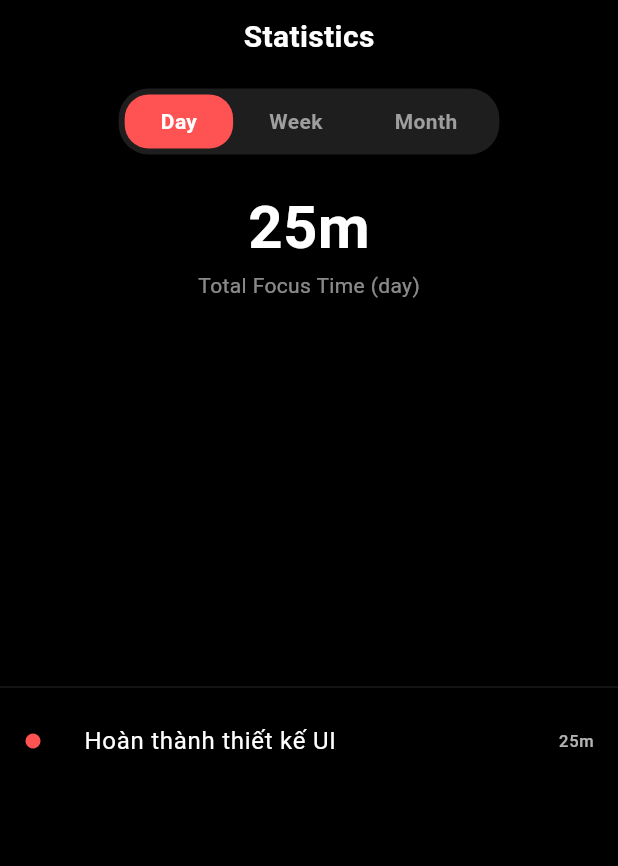
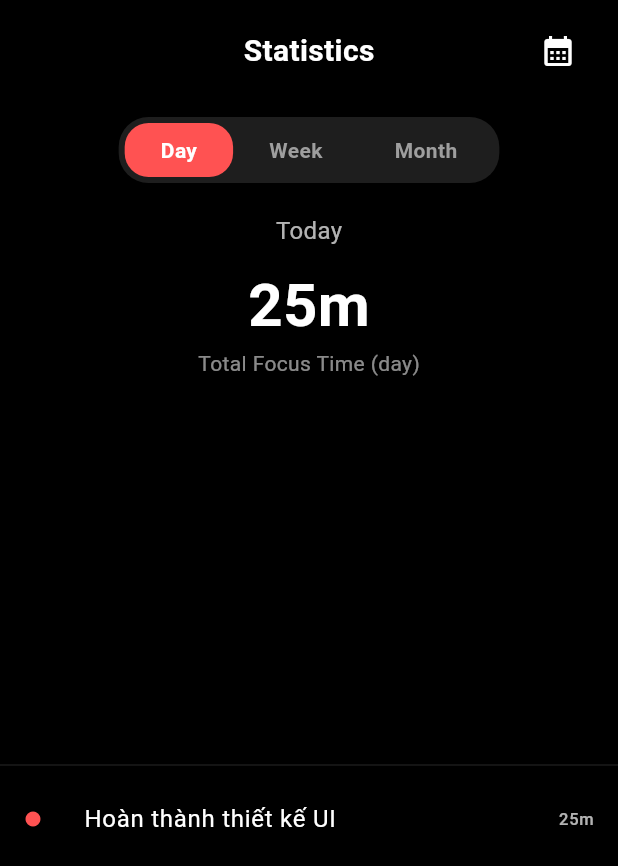
Before and after one commit to Yuki999-coder/Focus_to_do, a Flutter app: the StatsPage screen opened directly, on a phone screen of 412 x 824 dp. Shown: the top 866 px of the screen. Run offline on Flutter 3.47's test engine with Material 3 defaults, Android fonts, the light colour scheme and no system bars; drawn by our look-alikes of fl_chart; our stand-ins replace audioplayers.

Commit message:
feat: add date picker to stats page to view specific day details

```diff
--- a/lib/screens/stats_page.dart
+++ b/lib/screens/stats_page.dart
@@ -1,5 +1,6 @@
 import 'package:flutter/material.dart';
 import 'package:fl_chart/fl_chart.dart';
+import 'package:intl/intl.dart';
 import '../services/timer_service.dart';
 import '../models/task.dart';
 
@@ -14,7 +15,7 @@ enum StatPeriod { day, week, month }
 
 class _StatsPageState extends State<StatsPage> {
   StatPeriod _selectedPeriod = StatPeriod.day;
-  final DateTime _currentDate = DateTime.now();
+  DateTime _currentDate = DateTime.now();
 
   String _formatDuration(int totalSeconds) {
     if (totalSeconds == 0) return '0m';
@@ -24,6 +25,50 @@ class _StatsPageState extends State<StatsPage> {
       return '${hours}h ${minutes}m';
     } else {
       return '${minutes}m';
+    }
+  }
+
+  Future<void> _pickDate() async {
+    final DateTime? picked = await showDatePicker(
+      context: context,
+      initialDate: _currentDate,
+      firstDate: DateTime(2020),
+      lastDate: DateTime.now(),
+      builder: (context, child) {
+        return Theme(
+          data: ThemeData.dark().copyWith(
+            colorScheme: const ColorScheme.dark(
+              primary: Colors.redAccent,
+              onPrimary: Colors.white,
+              surface: Color(0xFF1E1E1E),
+              onSurface: Colors.white,
+            ),
+            dialogTheme: const DialogThemeData(
+              backgroundColor: Color(0xFF1E1E1E),
+            ),
+          ),
+          child: child!,
+        );
+      },
+    );
+    if (picked != null && picked != _currentDate) {
+      setState(() {
+        _currentDate = picked;
+        _selectedPeriod = StatPeriod.day;
+      });
+    }
+  }
+
+  String _getDateLabel() {
+    if (_selectedPeriod == StatPeriod.day) {
+      if (DateUtils.isSameDay(_currentDate, DateTime.now())) return "Today";
+      return DateFormat('MMM d, yyyy').format(_currentDate);
+    } else if (_selectedPeriod == StatPeriod.week) {
+      final start = _getStartOfWeek(_currentDate);
+      final end = start.add(const Duration(days: 6));
+      return '${DateFormat('MMM d').format(start)} - ${DateFormat('MMM d').format(end)}';
+    } else {
+      return DateFormat('MMMM yyyy').format(_currentDate);
     }
   }
 
@@ -281,12 +326,32 @@ class _StatsPageState extends State<StatsPage> {
               children: [
                 const SizedBox(height: 10),
                 // Header
-                const Text(
-                   'Statistics',
-                   style: TextStyle(color: Colors.white, fontSize: 20, fontWeight: FontWeight.bold),
+                Padding(
+                  padding: const EdgeInsets.symmetric(horizontal: 16.0),
+                  child: Row(
+                    mainAxisAlignment: MainAxisAlignment.spaceBetween,
+                    children: [
+                       const SizedBox(width: 48), // Balance for the icon button
+                       const Text(
+                         'Statistics',
+                         style: TextStyle(color: Colors.white, fontSize: 20, fontWeight: FontWeight.bold),
+                       ),
+                       IconButton(
+                         icon: const Icon(Icons.calendar_month, color: Colors.white),
+                         onPressed: _pickDate,
+                         tooltip: 'Select Date',
+                       ),
+                    ],
+                  ),
                 ),
 
                 _buildPeriodSelector(),
+
+                Text(
+                  _getDateLabel(),
+                  style: const TextStyle(color: Colors.white70, fontSize: 16),
+                ),
+                const SizedBox(height: 10),
 
                 // Total Time Display
                 Text(
```
